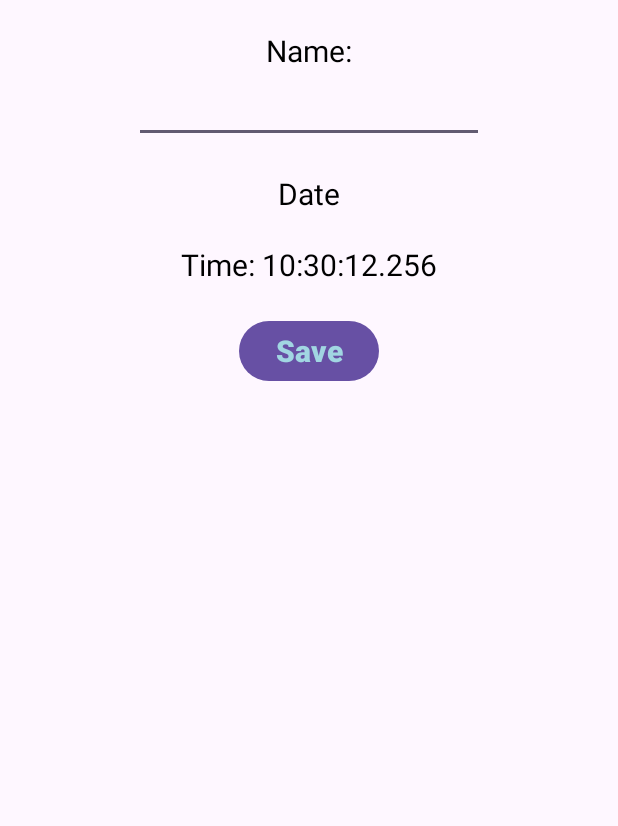
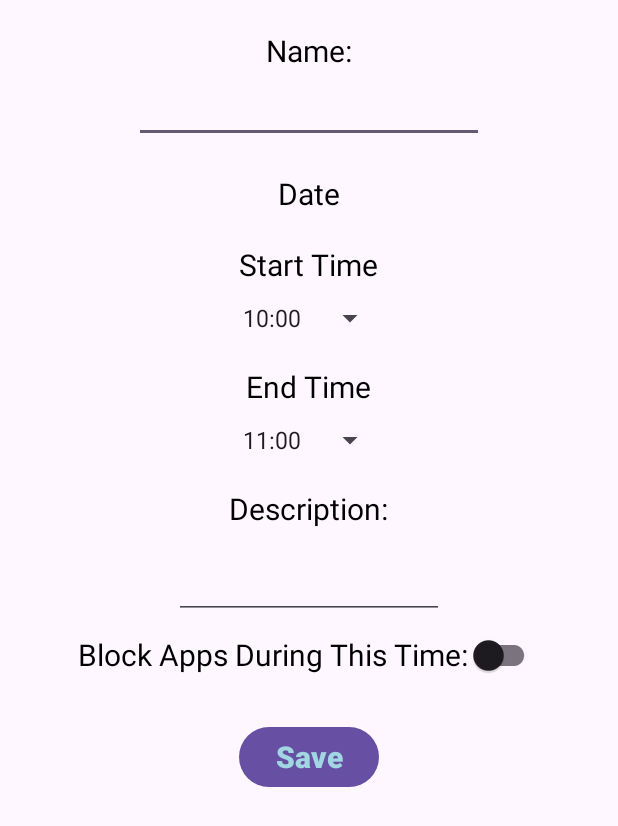
Before and after one commit to matpetro/StudyBuddy, an Android app: the EventEditActivity screen opened directly, with no data from a screen before it, on a phone screen of 412 x 824 dp. Shown: the top 826 px of the screen. Run offline under Robolectric (Android 15) with nearby library versions, the phone set to English and light mode, and no system bars; 2 statements that could not run were skipped.

Commit message:
Added more fields to event object. Updated the form to collect these fields from the user.

```diff
--- a/app/src/main/java/com/example/studybuddy/EventEditActivity.java
+++ b/app/src/main/java/com/example/studybuddy/EventEditActivity.java
@@ -3,8 +3,12 @@ package com.example.studybuddy;
 import android.content.Intent;
 import android.os.Bundle;
 import android.view.View;
+import android.widget.ArrayAdapter;
+import android.widget.CompoundButton;
 import android.widget.EditText;
+import android.widget.Spinner;
 import android.widget.TextView;
+import android.widget.Toast;
 
 import androidx.activity.EdgeToEdge;
 import androidx.appcompat.app.AppCompatActivity;
@@ -12,17 +16,25 @@ import androidx.core.graphics.Insets;
 import androidx.core.view.ViewCompat;
 import androidx.core.view.WindowInsetsCompat;
 
+import com.google.android.material.switchmaterial.SwitchMaterial;
+
+import java.text.SimpleDateFormat;
 import java.time.LocalDate;
 import java.time.LocalTime;
 import java.time.format.DateTimeFormatter;
+import java.util.ArrayList;
+import java.util.Calendar;
+import java.util.List;
+import java.util.Locale;
 
 public class EventEditActivity extends AppCompatActivity {
 
-    private EditText eventNameET;
-    private TextView eventDateTV, eventTimeTV;
+    private EditText eventNameET, descET;
+    private TextView eventDateTV;
+    private Spinner startTimeSpinner, endTimeSpinner;
 
-    private LocalTime time;
     private LocalDate selectedDate;
+    private SwitchMaterial switchButton;
 
     @Override
     protected void onCreate(Bundle savedInstanceState)
@@ -30,28 +42,79 @@ public class EventEditActivity extends AppCompatActivity {
         super.onCreate(savedInstanceState);
         setContentView(R.layout.activity_event_edit);
         initWidgets();
+        setUpSpinners();
         Intent intent = getIntent();
         int[] selectedDateInts = intent.getIntArrayExtra("selectedDate");
-        // TODO add more customization of event and more options
         selectedDate = LocalDate.of(selectedDateInts[2], selectedDateInts[1], selectedDateInts[0]);
         DateTimeFormatter formatter = DateTimeFormatter.ofPattern("dd MMMM yyyy");
-        time = LocalTime.now();
-        eventDateTV.setText("Date: " + selectedDate.format(formatter).toString());
-        eventTimeTV.setText("Time: " + time.toString());
+        eventDateTV.setText(String.format("Date: %s", selectedDate.format(formatter)));
     }
+    public void saveEventAction(View view)
+    {
+        String eventName = eventNameET.getText().toString();
+        String desc = descET.getText().toString();
+        boolean blockApps = switchButton.isChecked();
+        LocalTime startTime = stringToLocalTime((String) startTimeSpinner.getSelectedItem());
+        LocalTime endTime = stringToLocalTime((String) endTimeSpinner.getSelectedItem());
 
+        if (startTime.isAfter(endTime)){
+            Toast.makeText(this, "End Time can not be before Start Time!", Toast.LENGTH_SHORT).show();
+        } else if (eventName.isEmpty()){
+            Toast.makeText(this, "Event Name Can not be empty", Toast.LENGTH_SHORT).show();
+        } else {
+            Event newEvent = new Event(eventName, selectedDate, startTime, endTime, desc, blockApps);
+            Event.eventsList.add(newEvent);
+            finish();
+        }
+    }
     private void initWidgets()
     {
         eventNameET = findViewById(R.id.eventNameET);
+        descET = findViewById(R.id.eventDescET);
         eventDateTV = findViewById(R.id.eventDateTV);
-        eventTimeTV = findViewById(R.id.eventTimeTV);
+        startTimeSpinner = findViewById(R.id.startTimeSpinner);
+        endTimeSpinner = findViewById(R.id.endTimeSpinner);
+        switchButton = findViewById(R.id.eventSwitch);
     }
 
-    public void saveEventAction(View view)
-    {
-        String eventName = eventNameET.getText().toString();
-        Event newEvent = new Event(eventName, selectedDate, time);
-        Event.eventsList.add(newEvent);
-        finish();
+    private void setUpSpinners(){
+        List<String> times = generateTimes();
+        ArrayAdapter<String> adapter = new ArrayAdapter<>(this, android.R.layout.simple_spinner_item, times);
+        adapter.setDropDownViewResource(android.R.layout.simple_spinner_dropdown_item);
+        startTimeSpinner.setAdapter(adapter);
+        endTimeSpinner.setAdapter(adapter);
+
+        // Set Default spinner values to be related to the current time
+        LocalTime currentTime = LocalTime.now();
+        LocalTime hourOnly = currentTime.withMinute(0);
+        LocalTime hourAfter = hourOnly.plusHours(1);
+
+        DateTimeFormatter formatter = DateTimeFormatter.ofPattern("HH:mm");
+        String startHourString = hourOnly.format(formatter);
+        String endHourString = hourAfter.format(formatter);
+
+        startTimeSpinner.setSelection(times.indexOf(startHourString));
+        endTimeSpinner.setSelection(times.indexOf(endHourString));
     }
+
+    private List<String> generateTimes() {
+        List<String> times = new ArrayList<>();
+        SimpleDateFormat dateFormat = new SimpleDateFormat("HH:mm", Locale.getDefault());
+        Calendar calendar = Calendar.getInstance();
+        calendar.set(Calendar.HOUR_OF_DAY, 0);
+        calendar.set(Calendar.MINUTE, 0);
+
+        for (int i = 0; i < 24; i++) {
+            times.add(dateFormat.format(calendar.getTime()));
+            calendar.add(Calendar.HOUR_OF_DAY, 1);
+        }
+        return times;
+    }
+
+    private LocalTime stringToLocalTime(String timeString) {
+        DateTimeFormatter formatter = DateTimeFormatter.ofPattern("HH:mm");
+        return LocalTime.parse(timeString, formatter);
+    }
+
+
 }
--- a/app/src/main/res/layout/activity_event_edit.xml
+++ b/app/src/main/res/layout/activity_event_edit.xml
@@ -38,15 +38,84 @@
         android:textColor="@color/black"/>
 
     <TextView
-        android:id="@+id/eventTimeTV"
         android:layout_width="wrap_content"
         android:layout_height="wrap_content"
         android:layout_gravity="center"
         android:layout_marginTop="20dp"
-        android:text="Time"
+        android:text="Start Time"
         android:textSize="20sp"
         android:textAlignment="center"
         android:textColor="@color/black"/>
+
+    <Spinner
+        android:id="@+id/startTimeSpinner"
+        android:layout_width="wrap_content"
+        android:layout_height="wrap_content"
+        android:layout_marginTop="10dp"
+        android:layout_gravity="center">
+    </Spinner>
+
+    <TextView
+        android:layout_width="wrap_content"
+        android:layout_height="wrap_content"
+        android:layout_gravity="center"
+        android:layout_marginTop="20dp"
+        android:text="End Time"
+        android:textSize="20sp"
+        android:textAlignment="center"
+        android:textColor="@color/black"/>
+
+    <Spinner
+        android:id="@+id/endTimeSpinner"
+        android:layout_width="wrap_content"
+        android:layout_height="wrap_content"
+        android:layout_marginTop="10dp"
+        android:layout_gravity="center">
+    </Spinner>
+
+    <TextView
+        android:layout_width="wrap_content"
+        android:layout_height="wrap_content"
+        android:layout_gravity="center"
+        android:layout_marginTop="20dp"
+        android:text="Description:"
+        android:textSize="20sp"
+        android:textAlignment="center"
+        android:textColor="@color/black"/>
+
+    <EditText
+        android:id="@+id/eventDescET"
+        android:layout_width="wrap_content"
+        android:layout_height="wrap_content"
+        android:layout_gravity="center"
+        android:textSize="15sp"
+        android:ems="10"
+        android:inputType="textMultiLine"
+        android:minLines="2"/>
+
+    <LinearLayout
+        android:layout_width="fill_parent"
+        android:layout_height="wrap_content"
+        android:gravity="center"
+        android:orientation="horizontal" >
+
+        <TextView
+            android:layout_width="wrap_content"
+            android:layout_height="wrap_content"
+            android:layout_gravity="center_vertical"
+            android:text="Block Apps During This Time:"
+            android:textColor="@color/black"
+            android:textSize="20sp" />
+
+        <com.google.android.material.switchmaterial.SwitchMaterial
+            android:id="@+id/eventSwitch"
+            android:layout_width="wrap_content"
+            android:layout_height="wrap_content"
+            android:gravity="center_vertical"
+            android:layout_gravity="center"
+        />
+
+    </LinearLayout>
 
     <Button
         android:layout_marginTop="20dp"
```
Also changed, not shown: app/src/main/java/com/example/studybuddy/Event.java (+40 -11 lines).
